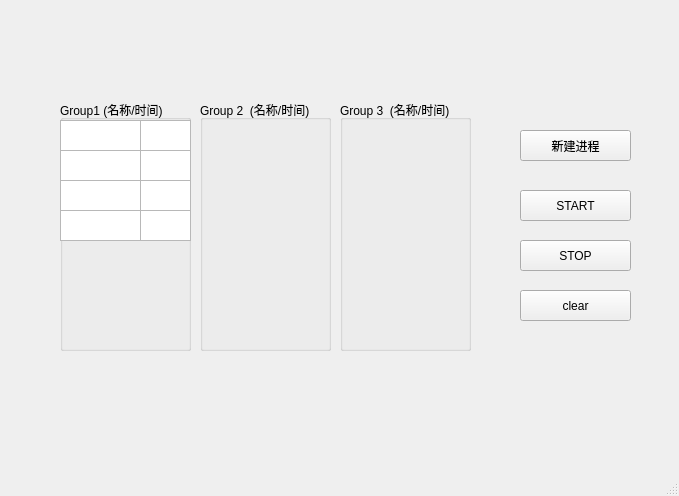
Qt form src/oslab.ui (Shan4982/os1) before a commit.
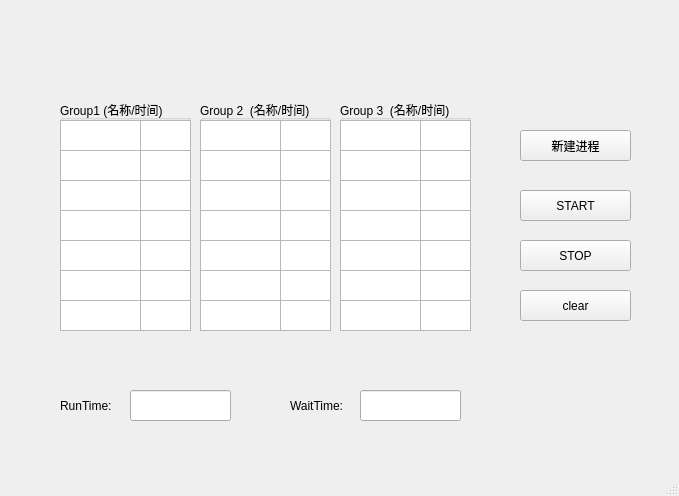
The same form after that commit.

Patch:
```diff
--- a/src/oslab.ui
+++ b/src/oslab.ui
@@ -13,6 +13,9 @@
   <property name="windowTitle">
    <string>oslab</string>
   </property>
+  <property name="styleSheet">
+   <string notr="true">&quot;background-color: white&quot;</string>
+  </property>
   <widget class="QWidget" name="centralwidget">
    <widget class="QPushButton" name="newButton">
     <property name="geometry">
@@ -59,7 +62,7 @@
       <x>60</x>
       <y>100</y>
       <width>131</width>
-      <height>251</height>
+      <height>231</height>
      </rect>
     </property>
     <property name="title">
@@ -169,6 +172,84 @@
       <bool>true</bool>
      </property>
     </widget>
+    <widget class="QTextBrowser" name="group1name5">
+     <property name="geometry">
+      <rect>
+       <x>0</x>
+       <y>140</y>
+       <width>81</width>
+       <height>31</height>
+      </rect>
+     </property>
+     <property name="readOnly">
+      <bool>true</bool>
+     </property>
+    </widget>
+    <widget class="QTextBrowser" name="group1name6">
+     <property name="geometry">
+      <rect>
+       <x>0</x>
+       <y>170</y>
+       <width>81</width>
+       <height>31</height>
+      </rect>
+     </property>
+     <property name="readOnly">
+      <bool>true</bool>
+     </property>
+    </widget>
+    <widget class="QTextBrowser" name="group1name7">
+     <property name="geometry">
+      <rect>
+       <x>0</x>
+       <y>200</y>
+       <width>81</width>
+       <height>31</height>
+      </rect>
+     </property>
+     <property name="readOnly">
+      <bool>true</bool>
+     </property>
+    </widget>
+    <widget class="QTextBrowser" name="group1time5">
+     <property name="geometry">
+      <rect>
+       <x>80</x>
+       <y>140</y>
+       <width>51</width>
+       <height>31</height>
+      </rect>
+     </property>
+     <property name="readOnly">
+      <bool>true</bool>
+     </property>
+    </widget>
+    <widget class="QTextBrowser" name="group1time6">
+     <property name="geometry">
+      <rect>
+       <x>80</x>
+       <y>170</y>
+       <width>51</width>
+       <height>31</height>
+      </rect>
+     </property>
+     <property name="readOnly">
+      <bool>true</bool>
+     </property>
+    </widget>
+    <widget class="QTextBrowser" name="group1time7">
+     <property name="geometry">
+      <rect>
+       <x>80</x>
+       <y>200</y>
+       <width>51</width>
+       <height>31</height>
+      </rect>
+     </property>
+     <property name="readOnly">
+      <bool>true</bool>
+     </property>
+    </widget>
    </widget>
    <widget class="QGroupBox" name="group2">
     <property name="geometry">
@@ -176,12 +257,194 @@
       <x>200</x>
       <y>100</y>
       <width>131</width>
-      <height>251</height>
+      <height>231</height>
      </rect>
     </property>
     <property name="title">
      <string>Group 2  (名称/时间)</string>
     </property>
+    <widget class="QTextBrowser" name="group2name1">
+     <property name="geometry">
+      <rect>
+       <x>0</x>
+       <y>20</y>
+       <width>81</width>
+       <height>31</height>
+      </rect>
+     </property>
+     <property name="readOnly">
+      <bool>true</bool>
+     </property>
+    </widget>
+    <widget class="QTextBrowser" name="group2name2">
+     <property name="geometry">
+      <rect>
+       <x>0</x>
+       <y>50</y>
+       <width>81</width>
+       <height>31</height>
+      </rect>
+     </property>
+     <property name="readOnly">
+      <bool>true</bool>
+     </property>
+    </widget>
+    <widget class="QTextBrowser" name="group2name3">
+     <property name="geometry">
+      <rect>
+       <x>0</x>
+       <y>80</y>
+       <width>81</width>
+       <height>31</height>
+      </rect>
+     </property>
+     <property name="readOnly">
+      <bool>true</bool>
+     </property>
+    </widget>
+    <widget class="QTextBrowser" name="group2name4">
+     <property name="geometry">
+      <rect>
+       <x>0</x>
+       <y>110</y>
+       <width>81</width>
+       <height>31</height>
+      </rect>
+     </property>
+     <property name="readOnly">
+      <bool>true</bool>
+     </property>
+    </widget>
+    <widget class="QTextBrowser" name="group2time1">
+     <property name="geometry">
+      <rect>
+       <x>80</x>
+       <y>20</y>
+       <width>51</width>
+       <height>31</height>
+      </rect>
+     </property>
+     <property name="readOnly">
+      <bool>true</bool>
+     </property>
+    </widget>
+    <widget class="QTextBrowser" name="group2time2">
+     <property name="geometry">
+      <rect>
+       <x>80</x>
+       <y>50</y>
+       <width>51</width>
+       <height>31</height>
+      </rect>
+     </property>
+     <property name="readOnly">
+      <bool>true</bool>
+     </property>
+    </widget>
+    <widget class="QTextBrowser" name="group2time3">
+     <property name="geometry">
+      <rect>
+       <x>80</x>
+       <y>80</y>
+       <width>51</width>
+       <height>31</height>
+      </rect>
+     </property>
+     <property name="readOnly">
+      <bool>true</bool>
+     </property>
+    </widget>
+    <widget class="QTextBrowser" name="group2time4">
+     <property name="geometry">
+      <rect>
+       <x>80</x>
+       <y>110</y>
+       <width>51</width>
+       <height>31</height>
+      </rect>
+     </property>
+     <property name="readOnly">
+      <bool>true</bool>
+     </property>
+    </widget>
+    <widget class="QTextBrowser" name="group2name5">
+     <property name="geometry">
+      <rect>
+       <x>0</x>
+       <y>140</y>
+       <width>81</width>
+       <height>31</height>
+      </rect>
+     </property>
+     <property name="readOnly">
+      <bool>true</bool>
+     </property>
+    </widget>
+    <widget class="QTextBrowser" name="group2name6">
+     <property name="geometry">
+      <rect>
+       <x>0</x>
+       <y>170</y>
+       <width>81</width>
+       <height>31</height>
+      </rect>
+     </property>
+     <property name="readOnly">
+      <bool>true</bool>
+     </property>
+    </widget>
+    <widget class="QTextBrowser" name="group2name7">
+     <property name="geometry">
+      <rect>
+       <x>0</x>
+       <y>200</y>
+       <width>81</width>
+       <height>31</height>
+      </rect>
+     </property>
+     <property name="readOnly">
+      <bool>true</bool>
+     </property>
+    </widget>
+    <widget class="QTextBrowser" name="group2time5">
+     <property name="geometry">
+      <rect>
+       <x>80</x>
+       <y>140</y>
+       <width>51</width>
+       <height>31</height>
+      </rect>
+     </property>
+     <property name="readOnly">
+      <bool>true</bool>
+     </property>
+    </widget>
+    <widget class="QTextBrowser" name="group2time6">
+     <property name="geometry">
+      <rect>
+       <x>80</x>
+       <y>170</y>
+       <width>51</width>
+       <height>31</height>
+      </rect>
+     </property>
+     <property name="readOnly">
+      <bool>true</bool>
+     </property>
+    </widget>
+    <widget class="QTextBrowser" name="group2time7">
+     <property name="geometry">
+      <rect>
+       <x>80</x>
+       <y>200</y>
+       <width>51</width>
+       <height>31</height>
+      </rect>
+     </property>
+     <property name="readOnly">
+      <bool>true</bool>
+     </property>
+    </widget>
    </widget>
    <widget class="QGroupBox" name="group3">
     <property name="geometry">
@@ -189,12 +452,194 @@
       <x>340</x>
       <y>100</y>
       <width>131</width>
-      <height>251</height>
+      <height>231</height>
      </rect>
     </property>
     <property name="title">
      <string>Group 3  (名称/时间)</string>
     </property>
+    <widget class="QTextBrowser" name="group3name1">
+     <property name="geometry">
+      <rect>
+       <x>0</x>
+       <y>20</y>
+       <width>81</width>
+       <height>31</height>
+      </rect>
+     </property>
+     <property name="readOnly">
+      <bool>true</bool>
+     </property>
+    </widget>
+    <widget class="QTextBrowser" name="group3name2">
+     <property name="geometry">
+      <rect>
+       <x>0</x>
+       <y>50</y>
+       <width>81</width>
+       <height>31</height>
+      </rect>
+     </property>
+     <property name="readOnly">
+      <bool>true</bool>
+     </property>
+    </widget>
+    <widget class="QTextBrowser" name="group3name3">
+     <property name="geometry">
+      <rect>
+       <x>0</x>
+       <y>80</y>
+       <width>81</width>
+       <height>31</height>
+      </rect>
+     </property>
+     <property name="readOnly">
+      <bool>true</bool>
+     </property>
+    </widget>
+    <widget class="QTextBrowser" name="group3name4">
+     <property name="geometry">
+      <rect>
+       <x>0</x>
+       <y>110</y>
+       <width>81</width>
+       <height>31</height>
+      </rect>
+     </property>
+     <property name="readOnly">
+      <bool>true</bool>
+     </property>
+    </widget>
+    <widget class="QTextBrowser" name="group3time1">
+     <property name="geometry">
+      <rect>
+       <x>80</x>
+       <y>20</y>
+       <width>51</width>
+       <height>31</height>
+      </rect>
+     </property>
+     <property name="readOnly">
+      <bool>true</bool>
+     </property>
+    </widget>
+    <widget class="QTextBrowser" name="group3time2">
+     <property name="geometry">
+      <rect>
+       <x>80</x>
+       <y>50</y>
+       <width>51</width>
+       <height>31</height>
+      </rect>
+     </property>
+     <property name="readOnly">
+      <bool>true</bool>
+     </property>
+    </widget>
+    <widget class="QTextBrowser" name="group3time3">
+     <property name="geometry">
+      <rect>
+       <x>80</x>
+       <y>80</y>
+       <width>51</width>
+       <height>31</height>
+      </rect>
+     </property>
+     <property name="readOnly">
+      <bool>true</bool>
+     </property>
+    </widget>
+    <widget class="QTextBrowser" name="group3time4">
+     <property name="geometry">
+      <rect>
+       <x>80</x>
+       <y>110</y>
+       <width>51</width>
+       <height>31</height>
+      </rect>
+     </property>
+     <property name="readOnly">
+      <bool>true</bool>
+     </property>
+    </widget>
+    <widget class="QTextBrowser" name="group3name5">
+     <property name="geometry">
+      <rect>
+       <x>0</x>
+       <y>140</y>
+       <width>81</width>
+       <height>31</height>
+      </rect>
+     </property>
+     <property name="readOnly">
+      <bool>true</bool>
+     </property>
+    </widget>
+    <widget class="QTextBrowser" name="group3name6">
+     <property name="geometry">
+      <rect>
+       <x>0</x>
+       <y>170</y>
+       <width>81</width>
+       <height>31</height>
+      </rect>
+     </property>
+     <property name="readOnly">
+      <bool>true</bool>
+     </property>
+    </widget>
+    <widget class="QTextBrowser" name="group3name7">
+     <property name="geometry">
+      <rect>
+       <x>0</x>
+       <y>200</y>
+       <width>81</width>
+       <height>31</height>
+      </rect>
+     </property>
+     <property name="readOnly">
+      <bool>true</bool>
+     </property>
+    </widget>
+    <widget class="QTextBrowser" name="group3time5">
+     <property name="geometry">
+      <rect>
+       <x>80</x>
+       <y>140</y>
+       <width>51</width>
+       <height>31</height>
+      </rect>
+     </property>
+     <property name="readOnly">
+      <bool>true</bool>
+     </property>
+    </widget>
+    <widget class="QTextBrowser" name="group3time6">
+     <property name="geometry">
+      <rect>
+       <x>80</x>
+       <y>170</y>
+       <width>51</width>
+       <height>31</height>
+      </rect>
+     </property>
+     <property name="readOnly">
+      <bool>true</bool>
+     </property>
+    </widget>
+    <widget class="QTextBrowser" name="group3time7">
+     <property name="geometry">
+      <rect>
+       <x>80</x>
+       <y>200</y>
+       <width>51</width>
+       <height>31</height>
+      </rect>
+     </property>
+     <property name="readOnly">
+      <bool>true</bool>
+     </property>
+    </widget>
    </widget>
    <widget class="QLabel" name="label">
     <property name="geometry">
@@ -222,6 +667,58 @@
      <string>clear</string>
     </property>
    </widget>
+   <widget class="QLineEdit" name="lineEdit">
+    <property name="geometry">
+     <rect>
+      <x>130</x>
+      <y>390</y>
+      <width>101</width>
+      <height>31</height>
+     </rect>
+    </property>
+    <property name="readOnly">
+     <bool>true</bool>
+    </property>
+   </widget>
+   <widget class="QLabel" name="label_2">
+    <property name="geometry">
+     <rect>
+      <x>60</x>
+      <y>390</y>
+      <width>81</width>
+      <height>31</height>
+     </rect>
+    </property>
+    <property name="text">
+     <string>RunTime:</string>
+    </property>
+   </widget>
+   <widget class="QLabel" name="label_3">
+    <property name="geometry">
+     <rect>
+      <x>290</x>
+      <y>390</y>
+      <width>81</width>
+      <height>31</height>
+     </rect>
+    </property>
+    <property name="text">
+     <string>WaitTime:</string>
+    </property>
+   </widget>
+   <widget class="QLineEdit" name="lineEdit_2">
+    <property name="geometry">
+     <rect>
+      <x>360</x>
+      <y>390</y>
+      <width>101</width>
+      <height>31</height>
+     </rect>
+    </property>
+    <property name="readOnly">
+     <bool>true</bool>
+    </property>
+   </widget>
   </widget>
   <widget class="QStatusBar" name="statusbar"/>
  </widget>
```
